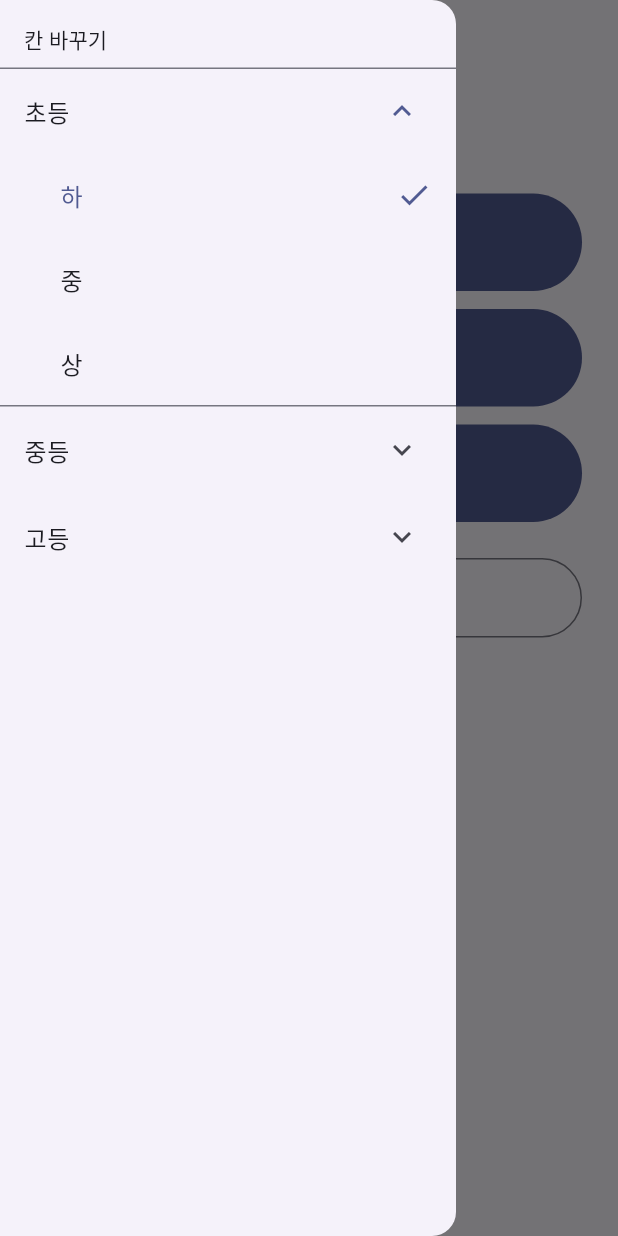
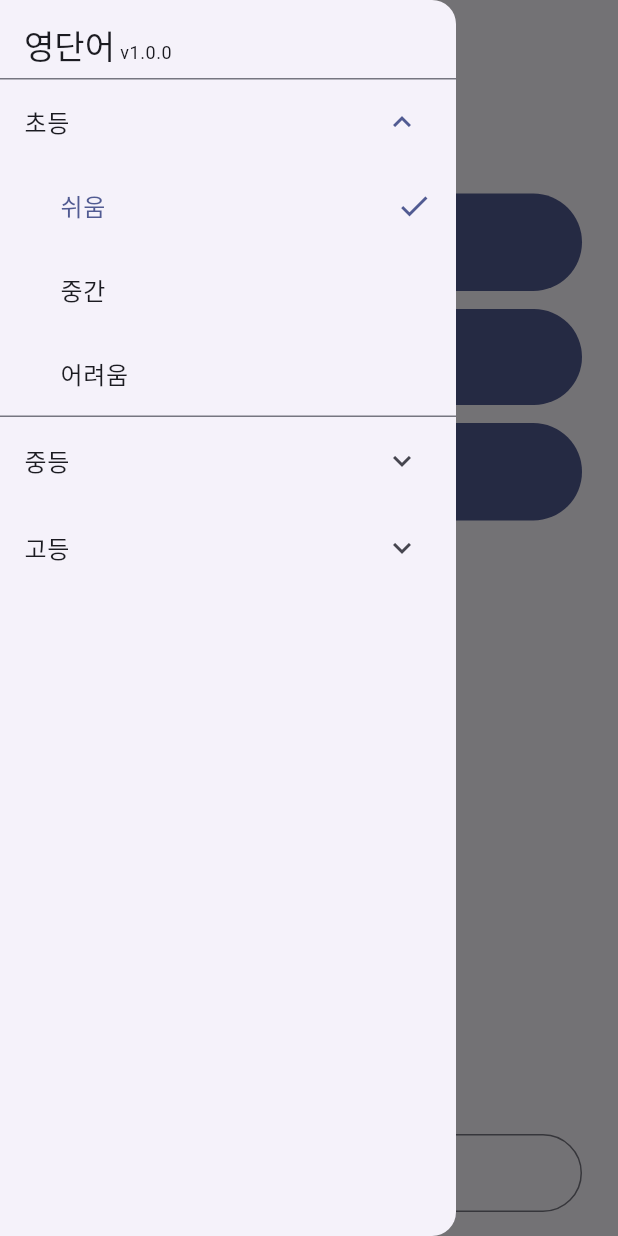
Before and after one commit to msjin-claude-lab/cp_workspace, a Flutter app: the CellHomeScreen screen opened directly with empty values, with the side drawer open, on a phone screen of 412 x 824 dp. Run offline on Flutter 3.47's test engine with Material 3 defaults, Android fonts, the phone set to English and light mode, and no system bars; our stand-ins replace flutter_riverpod, flutter_tts, go_router, material_ui, shared_preferences, sqflite; accounts and stored records are empty.

Commit message:
vocab: 화면 제목·난이도 이름을 바꾸고 메인화면 버튼과 메뉴 앱 제목을 둔다
Co-Authored-By: Claude Fable 5.2 <noreply@anthropic.com>

```diff
--- /dev/null
+++ b/projects/apps/vocab/lib/app_info.dart
@@ -0,0 +1,6 @@
+/// 앱 제목과 버전. ☰ 메뉴 맨 위에 `영단어 v1.0.0`처럼 보인다(2026-11-20 사용자 결정).
+///
+/// 버전은 `pubspec.yaml`의 `version:`(빌드 번호 `+N` 앞부분)과 같아야 한다 —
+/// 올릴 때 두 곳을 함께 고친다. 어긋나면 `test/app_info_test.dart`가 잡는다.
+const String appTitle = '영단어';
+const String appVersion = '1.0.0';
--- a/projects/apps/vocab/lib/data/cell.dart
+++ b/projects/apps/vocab/lib/data/cell.dart
@@ -11,9 +11,10 @@ enum SchoolLevel {
 
 /// 난이도.
 enum Difficulty {
-  easy('하'),
-  medium('중'),
-  hard('상');
+  // 화면 이름은 쉬움·중간·어려움(2026-11-20 사용자 결정 — 전에는 하·중·상)
+  easy('쉬움'),
+  medium('중간'),
+  hard('어려움');
 
   const Difficulty(this.label);
 
@@ -43,8 +44,9 @@ enum Cell {
   /// 파일 이름·주소에 쓰는 이름. 예: `elementary_easy`.
   String get id => '${level.name}_${difficulty.name}';
 
-  /// 화면에 보이는 이름. 예: `초등 · 하`.
-  String get label => '${level.label} · ${difficulty.label}';
+  /// 화면 제목에 보이는 이름. 예: `중등 [난이도 : 중간]`(2026-11-20 사용자 결정).
+  /// 안쪽 화면 제목은 여기에 ` - 시험`처럼 붙인다.
+  String get label => '${level.label} [난이도 : ${difficulty.label}]';
 
   String get assetPath => 'assets/words/$id.json';
 
--- a/projects/apps/vocab/lib/features/home/home_screen.dart
+++ b/projects/apps/vocab/lib/features/home/home_screen.dart
@@ -2,18 +2,19 @@ import 'package:flutter_riverpod/flutter_riverpod.dart';
 import 'package:go_router/go_router.dart';
 import 'package:material_ui/material_ui.dart';
 
+import '../../app_info.dart';
 import '../../data/cell.dart';
 import '../../data/cell_store.dart';
 import '../../data/study_records.dart';
 import '../../data/word_repository.dart';
-import '../common/home_button.dart';
 import '../wrong_notes/review_words.dart';
 
 // 화면 구조(2026-11-20 사용자 결정):
 // - 학교급 고르기 → 난이도 고르기 → 칸 홈. 선택은 세로 버튼
 // - 고른 칸(학교급 + 난이도)은 기기에 남아, 앱을 열면 그 칸 홈으로 바로 간다
-// - 칸 홈의 ☰ 메뉴(학교급 ▸ 난이도 2단계)나 "칸 바꾸기"로 칸을 바꾼다
-// - 학습·시험·오답 노트 등 안쪽 화면은 ← 뒤로와 ⌂ 홈(칸 홈)을 둔다
+// - 칸 홈의 ☰ 메뉴(학교급 ▸ 난이도 2단계)나 "학교급·난이도 바꾸기"로 칸을 바꾼다
+//   ("칸"은 개발용 말 — 화면에는 쓰지 않는다. 제목은 `중등 [난이도 : 중간] - 시험` 꼴)
+// - 학습·시험·오답 노트 등 안쪽 화면은 위쪽 ← 뒤로로 돌아온다(따로 "홈으로" 버튼은 두지 않는다)
 
 /// 앱 첫 화면: 고른 칸이 있으면 칸 홈, 없으면(첫 실행) 학교급 고르기.
 class HomeScreen extends ConsumerWidget {
@@ -116,10 +117,7 @@ class DifficultyPickerScreen extends ConsumerWidget {
   @override
   Widget build(BuildContext context, WidgetRef ref) {
     return Scaffold(
-      appBar: AppBar(
-        title: Text('${level.label} · 난이도 고르기'),
-        actions: const [HomeButton()],
-      ),
+      appBar: AppBar(title: Text('${level.label} - 난이도 고르기')),
       body: SafeArea(
         child: ListView(
           padding: const EdgeInsets.all(24),
@@ -191,6 +189,25 @@ class CellHomeScreen extends ConsumerWidget {
         title: Text(cell.label),
       ),
       drawer: _MenuDrawer(current: cell),
+      // "메인화면"(학교급 고르기로 감)은 화면 맨 아래에 고정한다(2026-11-20 사용자 결정)
+      bottomNavigationBar: SafeArea(
+        child: Padding(
+          padding: const EdgeInsets.fromLTRB(24, 8, 24, 16),
+          child: OutlinedButton.icon(
+            key: const ValueKey('home-change'),
+            style: OutlinedButton.styleFrom(
+              padding: const EdgeInsets.symmetric(vertical: 16),
+            ),
+            icon: const Icon(Icons.home_outlined),
+            label: const Text('메인화면'),
+            onPressed: () {
+              if (ModalRoute.of(context)?.isCurrent != true) return;
+              // 메인화면은 맨 위 화면이라 ← 뒤로가 없다 — 쌓지 않고 바꿔 연다
+              context.go('/pick');
+            },
+          ),
+        ),
+      ),
       body: SafeArea(
         child: ListView(
           padding: const EdgeInsets.all(24),
@@ -214,8 +231,8 @@ class CellHomeScreen extends ConsumerWidget {
             ),
             _HomeAction(
               key: const ValueKey('home-quiz'),
-              icon: Icons.quiz,
-              label: '4지선다 시험',
+              icon: Icons.edit_note, // 종이와 연필(사용자: 물음표 아이콘은 어색)
+              label: '시험',
               onPressed: () => _open(context, ref, '/quiz/${cell.id}'),
             ),
             _HomeAction(
@@ -227,19 +244,6 @@ class CellHomeScreen extends ConsumerWidget {
                 error: (_, _) => '오답 노트',
               ),
               onPressed: () => _open(context, ref, '/wrong-notes/${cell.id}'),
-            ),
-            const SizedBox(height: 12),
-            OutlinedButton.icon(
-              key: const ValueKey('home-change'),
-              style: OutlinedButton.styleFrom(
-                padding: const EdgeInsets.symmetric(vertical: 16),
-              ),
-              icon: const Icon(Icons.swap_horiz),
-              label: const Text('칸 바꾸기'),
-              onPressed: () {
-                if (ModalRoute.of(context)?.isCurrent != true) return;
-                context.push('/pick');
-              },
             ),
           ],
         ),
@@ -289,9 +293,19 @@ class _MenuDrawer extends ConsumerWidget {
           children: [
             Padding(
               padding: const EdgeInsets.fromLTRB(16, 16, 16, 8),
-              child: Text(
-                '칸 바꾸기',
-                style: Theme.of(context).textTheme.titleSmall,
+              // 앱 제목 + 작은 글씨의 버전. 예: 영단어 v1.0.0
+              child: Text.rich(
+                key: const ValueKey('menu-title'),
+                TextSpan(
+                  text: appTitle,
+                  style: Theme.of(context).textTheme.titleLarge,
+                  children: [
+                    TextSpan(
+                      text: ' v$appVersion',
+                      style: Theme.of(context).textTheme.bodySmall,
+                    ),
+                  ],
+                ),
               ),
             ),
             for (final level in SchoolLevel.values)
--- a/projects/apps/vocab/lib/main.dart
+++ b/projects/apps/vocab/lib/main.dart
@@ -1,6 +1,7 @@
 import 'package:flutter_riverpod/flutter_riverpod.dart';
 import 'package:material_ui/material_ui.dart';
 
+import 'app_info.dart';
 import 'router.dart';
 
 void main() {
@@ -13,7 +14,7 @@ class VocabApp extends StatelessWidget {
   @override
   Widget build(BuildContext context) {
     return MaterialApp.router(
-      title: '영단어',
+      title: appTitle,
       theme: ThemeData(colorScheme: .fromSeed(seedColor: Colors.indigo)),
       routerConfig: appRouter,
     );
```
Also changed, not shown: projects/apps/vocab/lib/features/common/home_button.dart (deleted, +0 -16 lines), projects/apps/vocab/lib/features/quiz/quiz_screen.dart (+10 -9 lines), projects/apps/vocab/lib/features/study/study_screen.dart (+8 -8 lines), projects/apps/vocab/lib/features/wrong_notes/wrong_notes_screen.dart (+2 -6 lines), 7 other files.
